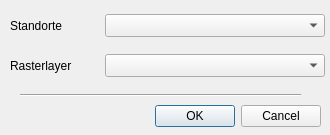
Qt form ui_sectormean.ui (gbd-consult/Sektormittelwerte) before a commit.
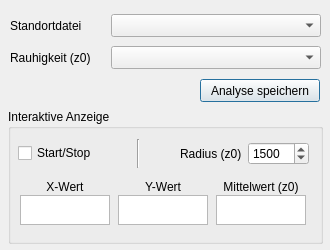
The same form after that commit.

Commit message: added interactive coordinate display and integrate gui with radius and mean editbox

What changed in the file:
```diff
--- a/ui_sectormean.ui
+++ b/ui_sectormean.ui
@@ -7,46 +7,30 @@
     <x>0</x>
     <y>0</y>
     <width>330</width>
-    <height>135</height>
+    <height>250</height>
    </rect>
   </property>
   <property name="minimumSize">
    <size>
     <width>330</width>
-    <height>135</height>
+    <height>250</height>
    </size>
   </property>
   <property name="maximumSize">
    <size>
     <width>330</width>
-    <height>135</height>
+    <height>250</height>
    </size>
   </property>
   <property name="windowTitle">
    <string>SectorMean</string>
   </property>
-  <widget class="QDialogButtonBox" name="buttonBox">
-   <property name="geometry">
-    <rect>
-     <x>120</x>
-     <y>100</y>
-     <width>201</width>
-     <height>32</height>
-    </rect>
-   </property>
-   <property name="orientation">
-    <enum>Qt::Horizontal</enum>
-   </property>
-   <property name="standardButtons">
-    <set>QDialogButtonBox::Cancel|QDialogButtonBox::Ok</set>
-   </property>
-  </widget>
   <widget class="QWidget" name="layoutWidget">
    <property name="geometry">
     <rect>
      <x>10</x>
      <y>10</y>
-     <width>315</width>
+     <width>311</width>
      <height>32</height>
     </rect>
    </property>
@@ -60,7 +44,7 @@
        </size>
       </property>
       <property name="text">
-       <string>Standorte</string>
+       <string>Standortdatei</string>
       </property>
      </widget>
     </item>
@@ -68,13 +52,13 @@
      <widget class="QComboBox" name="InPoint">
       <property name="minimumSize">
        <size>
-        <width>220</width>
+        <width>210</width>
         <height>23</height>
        </size>
       </property>
       <property name="maximumSize">
        <size>
-        <width>220</width>
+        <width>210</width>
         <height>23</height>
        </size>
       </property>
@@ -86,8 +70,8 @@
    <property name="geometry">
     <rect>
      <x>10</x>
-     <y>50</y>
-     <width>315</width>
+     <y>42</y>
+     <width>311</width>
      <height>32</height>
     </rect>
    </property>
@@ -101,7 +85,7 @@
        </size>
       </property>
       <property name="text">
-       <string>Rasterlayer</string>
+       <string>Rauhigkeit (z0)</string>
       </property>
      </widget>
     </item>
@@ -109,13 +93,13 @@
      <widget class="QComboBox" name="InRast">
       <property name="minimumSize">
        <size>
-        <width>220</width>
+        <width>210</width>
         <height>23</height>
        </size>
       </property>
       <property name="maximumSize">
        <size>
-        <width>220</width>
+        <width>210</width>
         <height>23</height>
        </size>
       </property>
@@ -123,18 +107,298 @@
     </item>
    </layout>
   </widget>
-  <widget class="Line" name="line">
+  <widget class="QPushButton" name="buttonSaveAs">
    <property name="geometry">
     <rect>
-     <x>20</x>
-     <y>90</y>
-     <width>281</width>
-     <height>10</height>
+     <x>200</x>
+     <y>79</y>
+     <width>120</width>
+     <height>23</height>
     </rect>
    </property>
-   <property name="orientation">
-    <enum>Qt::Horizontal</enum>
+   <property name="minimumSize">
+    <size>
+     <width>120</width>
+     <height>23</height>
+    </size>
    </property>
+   <property name="maximumSize">
+    <size>
+     <width>120</width>
+     <height>23</height>
+    </size>
+   </property>
+   <property name="toolTip">
+    <string>(Shift+S) to Save Graph</string>
+   </property>
+   <property name="text">
+    <string>Analyse speichern</string>
+   </property>
+  </widget>
+  <widget class="QGroupBox" name="groupBox">
+   <property name="geometry">
+    <rect>
+     <x>8</x>
+     <y>109</y>
+     <width>315</width>
+     <height>135</height>
+    </rect>
+   </property>
+   <property name="minimumSize">
+    <size>
+     <width>315</width>
+     <height>135</height>
+    </size>
+   </property>
+   <property name="maximumSize">
+    <size>
+     <width>315</width>
+     <height>135</height>
+    </size>
+   </property>
+   <property name="title">
+    <string>Interaktive Anzeige</string>
+   </property>
+   <widget class="QWidget" name="layoutWidget_4">
+    <property name="geometry">
+     <rect>
+      <x>10</x>
+      <y>30</y>
+      <width>291</width>
+      <height>29</height>
+     </rect>
+    </property>
+    <layout class="QHBoxLayout" name="horizontalLayout_11">
+     <item>
+      <widget class="QCheckBox" name="cbxActive">
+       <property name="minimumSize">
+        <size>
+         <width>0</width>
+         <height>20</height>
+        </size>
+       </property>
+       <property name="toolTip">
+        <string/>
+       </property>
+       <property name="text">
+        <string>Start/Stop</string>
+       </property>
+      </widget>
+     </item>
+     <item>
+      <spacer name="horizontalSpacer_2">
+       <property name="orientation">
+        <enum>Qt::Horizontal</enum>
+       </property>
+       <property name="sizeHint" stdset="0">
+        <size>
+         <width>40</width>
+         <height>20</height>
+        </size>
+       </property>
+      </spacer>
+     </item>
+     <item>
+      <widget class="Line" name="line_2">
+       <property name="orientation">
+        <enum>Qt::Vertical</enum>
+       </property>
+      </widget>
+     </item>
+     <item>
+      <spacer name="horizontalSpacer">
+       <property name="orientation">
+        <enum>Qt::Horizontal</enum>
+       </property>
+       <property name="sizeHint" stdset="0">
+        <size>
+         <width>40</width>
+         <height>20</height>
+        </size>
+       </property>
+      </spacer>
+     </item>
+     <item>
+      <widget class="QLabel" name="label_11">
+       <property name="minimumSize">
+        <size>
+         <width>0</width>
+         <height>20</height>
+        </size>
+       </property>
+       <property name="text">
+        <string>Radius (z0)</string>
+       </property>
+      </widget>
+     </item>
+     <item>
+      <widget class="QSpinBox" name="bufferz0">
+       <property name="minimumSize">
+        <size>
+         <width>0</width>
+         <height>23</height>
+        </size>
+       </property>
+       <property name="maximumSize">
+        <size>
+         <width>16777215</width>
+         <height>23</height>
+        </size>
+       </property>
+       <property name="minimum">
+        <number>0</number>
+       </property>
+       <property name="maximum">
+        <number>10000</number>
+       </property>
+       <property name="singleStep">
+        <number>100</number>
+       </property>
+       <property name="value">
+        <number>1500</number>
+       </property>
+      </widget>
+     </item>
+    </layout>
+   </widget>
+   <widget class="QWidget" name="layoutWidget_3">
+    <property name="geometry">
+     <rect>
+      <x>10</x>
+      <y>85</y>
+      <width>291</width>
+      <height>32</height>
+     </rect>
+    </property>
+    <layout class="QHBoxLayout" name="horizontalLayout_2">
+     <item>
+      <widget class="QTextEdit" name="outputXEdit">
+       <property name="minimumSize">
+        <size>
+         <width>90</width>
+         <height>30</height>
+        </size>
+       </property>
+       <property name="maximumSize">
+        <size>
+         <width>90</width>
+         <height>30</height>
+        </size>
+       </property>
+      </widget>
+     </item>
+     <item>
+      <widget class="QTextEdit" name="outputYEdit">
+       <property name="minimumSize">
+        <size>
+         <width>90</width>
+         <height>30</height>
+        </size>
+       </property>
+       <property name="maximumSize">
+        <size>
+         <width>90</width>
+         <height>30</height>
+        </size>
+       </property>
+      </widget>
+     </item>
+     <item>
+      <widget class="QTextEdit" name="outputMean">
+       <property name="minimumSize">
+        <size>
+         <width>90</width>
+         <height>30</height>
+        </size>
+       </property>
+       <property name="maximumSize">
+        <size>
+         <width>90</width>
+         <height>30</height>
+        </size>
+       </property>
+      </widget>
+     </item>
+    </layout>
+   </widget>
+   <widget class="QWidget" name="horizontalLayoutWidget">
+    <property name="geometry">
+     <rect>
+      <x>10</x>
+      <y>70</y>
+      <width>291</width>
+      <height>16</height>
+     </rect>
+    </property>
+    <layout class="QHBoxLayout" name="horizontalLayout">
+     <item>
+      <widget class="QLabel" name="label_3">
+       <property name="minimumSize">
+        <size>
+         <width>90</width>
+         <height>0</height>
+        </size>
+       </property>
+       <property name="maximumSize">
+        <size>
+         <width>90</width>
+         <height>33</height>
+        </size>
+       </property>
+       <property name="text">
+        <string>X-Wert</string>
+       </property>
+       <property name="alignment">
+        <set>Qt::AlignCenter</set>
+       </property>
+      </widget>
+     </item>
+     <item>
+      <widget class="QLabel" name="label">
+       <property name="minimumSize">
+        <size>
+         <width>90</width>
+         <height>0</height>
+        </size>
+       </property>
+       <property name="maximumSize">
+        <size>
+         <width>90</width>
+         <height>33</height>
+        </size>
+       </property>
+       <property name="text">
+        <string>Y-Wert</string>
+       </property>
+       <property name="alignment">
+        <set>Qt::AlignCenter</set>
+       </property>
+      </widget>
+     </item>
+     <item>
+      <widget class="QLabel" name="label_4">
+       <property name="minimumSize">
+        <size>
+         <width>90</width>
+         <height>0</height>
+        </size>
+       </property>
+       <property name="maximumSize">
+        <size>
+         <width>90</width>
+         <height>33</height>
+        </size>
+       </property>
+       <property name="text">
+        <string>Mittelwert (z0)</string>
+       </property>
+       <property name="alignment">
+        <set>Qt::AlignCenter</set>
+       </property>
+      </widget>
+     </item>
+    </layout>
+   </widget>
   </widget>
  </widget>
  <resources/>
```
Left out of the diff: 35 changed lines with no effect on the pictures. The commit also changes 6 other files.
